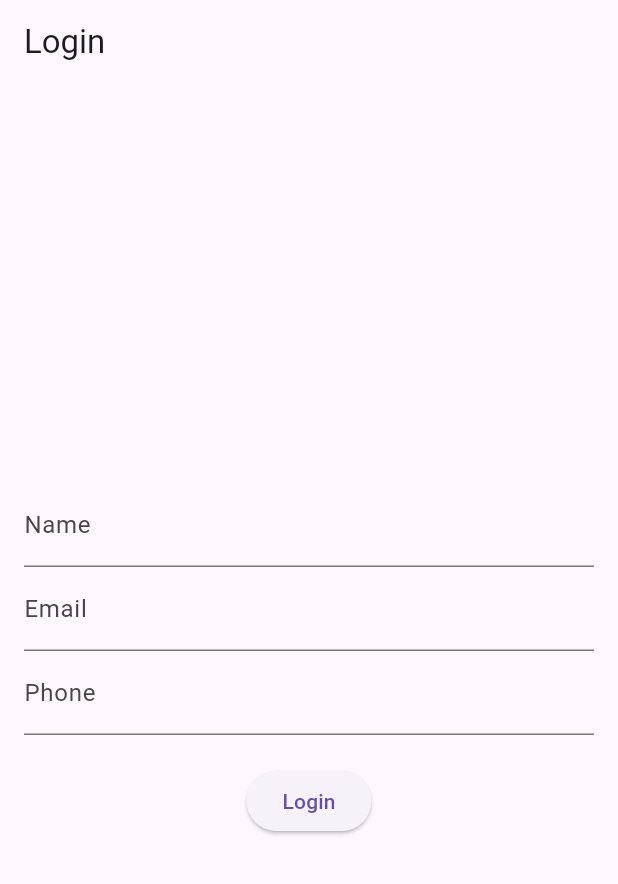
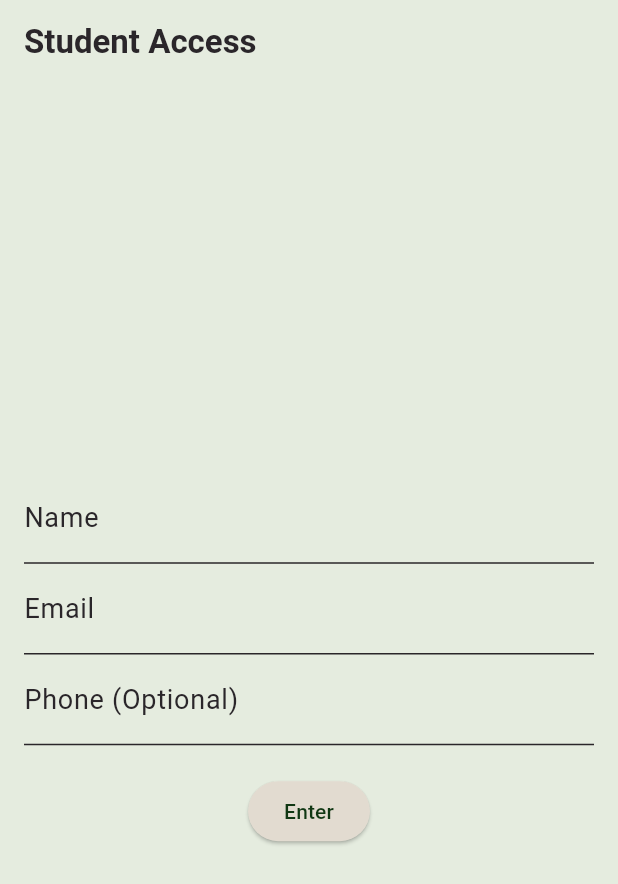
Before and after one commit to jaeden047/GCSampleTestApp, a Flutter app: the screen it shows after launch, on a phone screen of 412 x 824 dp. Shown: the top 884 px of the screen. Run offline on Flutter 3.47's test engine with Material 3 defaults, Android fonts, the phone set to English and light mode, and no system bars; our stand-ins replace shared_preferences.

Commit message:
colour theme

```diff
--- a/frontend/lib/login.dart
+++ b/frontend/lib/login.dart
@@ -80,7 +80,7 @@ class _LoginScreenState extends State<LoginScreen> {
   @override
   Widget build(BuildContext context) {
     return Scaffold(
-      appBar: AppBar(title: const Text('Login')),
+      appBar: AppBar(title: const Text('Student Access')),
       body: Padding(
         padding: const EdgeInsets.all(16.0),
         child: Form(
@@ -102,15 +102,13 @@ class _LoginScreenState extends State<LoginScreen> {
               ),
               TextFormField(
                 controller: _phoneController,
-                decoration: const InputDecoration(labelText: 'Phone'),
+                decoration: const InputDecoration(labelText: 'Phone (Optional)'),
                 keyboardType: TextInputType.phone,
-                validator: (value) =>
-                    value!.isEmpty ? 'Enter your phone number' : null,
               ),
               const SizedBox(height: 20),
               ElevatedButton(
                 onPressed: _handleLogin,
-                child: const Text('Login'),
+                child: const Text('Enter'),
               ),
             ],
           ),
--- a/frontend/lib/main.dart
+++ b/frontend/lib/main.dart
@@ -6,6 +6,9 @@ void main() {
 }
 
 class MyApp extends StatelessWidget {
+  final Color bgColor = const Color(0xFFE5ECDF); // #E5ECDF
+  final Color txColor = const Color(0xFF2A262A); // #2A262A
+
   const MyApp({super.key});
 
   @override
@@ -13,6 +16,32 @@ class MyApp extends StatelessWidget {
     return MaterialApp(
       title: 'Future Mind Challenges',
       home: LoginScreen(), // Set your login screen as the start point
+      theme: ThemeData(
+        scaffoldBackgroundColor: bgColor,
+        primaryColor: txColor,
+        appBarTheme: AppBarTheme(
+          backgroundColor: bgColor,
+          foregroundColor: txColor,
+          elevation: 0,
+        ),
+        textTheme: TextTheme(
+          bodyMedium: TextStyle(color: txColor, fontSize: 16),
+          bodyLarge: TextStyle(color: txColor, fontSize: 18),
+          titleLarge: TextStyle(color: txColor, fontWeight: FontWeight.bold),
+        ),
+        iconTheme: IconThemeData(color: txColor),
+        colorScheme: const ColorScheme(
+          brightness: Brightness.light,
+          primary: Color(0xFF103713),       // for buttons, active elements
+          onPrimary: Color(0xFFE5ECDF),     // text on primary
+          secondary: Color(0xFF7E9C92),     // accent elements
+          onSecondary: Color(0xFFE2DBD0),
+          error: Color(0xFFBD433E),
+          onError: Colors.white,
+          surface: Color(0xFFE2DBD0),
+          onSurface: Color(0xFF2A262A),
+        ),
+      ),
     );
   }
 }
```
